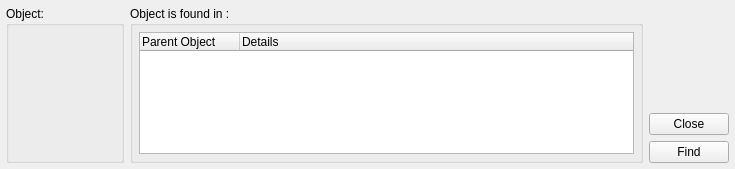
This is src/gui/findwhereusedwidget_q.ui in fwbuilder/fwbuilder as Qt 5 draws it before an edit. The edited form follows.
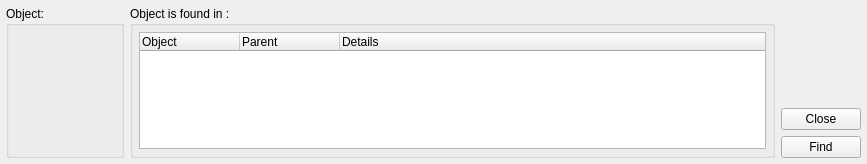
This is the edited form. Custom widgets are drawn as their Qt base class.

Diff of the .ui file:
```diff
--- a/src/gui/findwhereusedwidget_q.ui
+++ b/src/gui/findwhereusedwidget_q.ui
@@ -5,14 +5,12 @@
    <rect>
     <x>0</x>
     <y>0</y>
-    <width>735</width>
-    <height>169</height>
+    <width>867</width>
+    <height>164</height>
    </rect>
   </property>
   <property name="sizePolicy" >
-   <sizepolicy>
-    <hsizetype>1</hsizetype>
-    <vsizetype>5</vsizetype>
+   <sizepolicy vsizetype="Preferred" hsizetype="Minimum" >
     <horstretch>0</horstretch>
     <verstretch>0</verstretch>
    </sizepolicy>
@@ -24,9 +22,6 @@
    <property name="margin" >
     <number>6</number>
    </property>
-   <property name="spacing" >
-    <number>6</number>
-   </property>
    <item row="0" column="0" >
     <widget class="QGroupBox" name="dropBox" >
      <property name="title" >
@@ -36,9 +31,6 @@
       <property name="margin" >
        <number>6</number>
       </property>
-      <property name="spacing" >
-       <number>6</number>
-      </property>
       <item>
        <widget class="FWObjectDropArea" native="1" name="dropArea" >
         <property name="sizePolicy" >
@@ -82,9 +74,7 @@
    <item row="0" column="1" >
     <widget class="QGroupBox" name="groupBox4" >
      <property name="sizePolicy" >
-      <sizepolicy>
-       <hsizetype>3</hsizetype>
-       <vsizetype>7</vsizetype>
+      <sizepolicy vsizetype="Expanding" hsizetype="MinimumExpanding" >
        <horstretch>0</horstretch>
        <verstretch>0</verstretch>
       </sizepolicy>
@@ -96,9 +86,6 @@
       <property name="margin" >
        <number>6</number>
       </property>
-      <property name="spacing" >
-       <number>6</number>
-      </property>
       <item row="0" column="0" >
        <widget class="QTreeWidget" name="resListView" >
         <property name="allColumnsShowFocus" >
@@ -106,7 +93,12 @@
         </property>
         <column>
          <property name="text" >
-          <string>Parent Object</string>
+          <string>Object</string>
+         </property>
+        </column>
+        <column>
+         <property name="text" >
+          <string>Parent</string>
          </property>
         </column>
         <column>
@@ -131,9 +123,6 @@
       <property name="margin" >
        <number>0</number>
       </property>
-      <property name="spacing" >
-       <number>6</number>
-      </property>
       <item row="0" column="0" >
        <spacer>
         <property name="orientation" >
```
Left out of the diff: 9 changed lines with no effect on the pictures.
